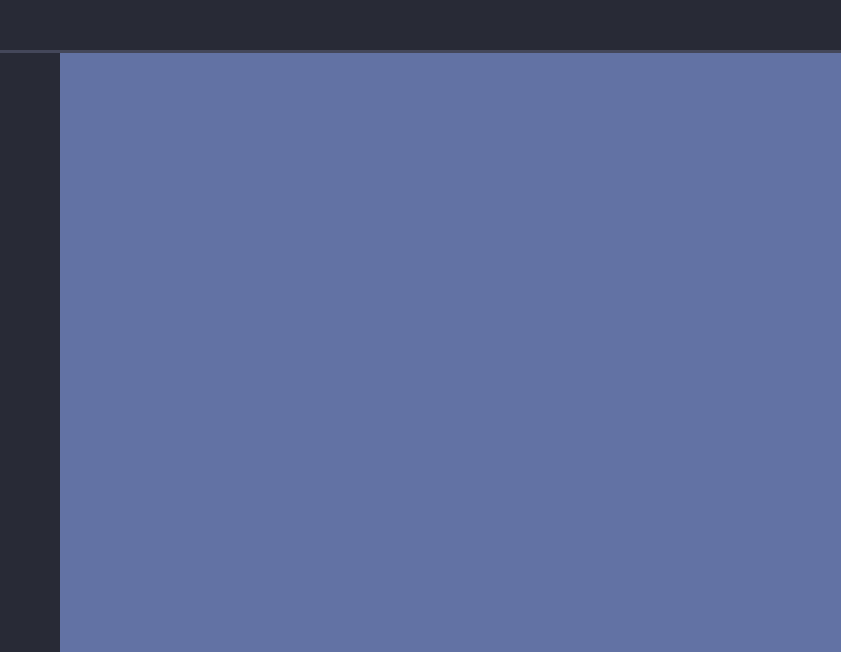
Qt form modern_gui_dracular_qt_widgets/mainwindow.ui (WenjunHuang/CPPPlayground) before a commit.
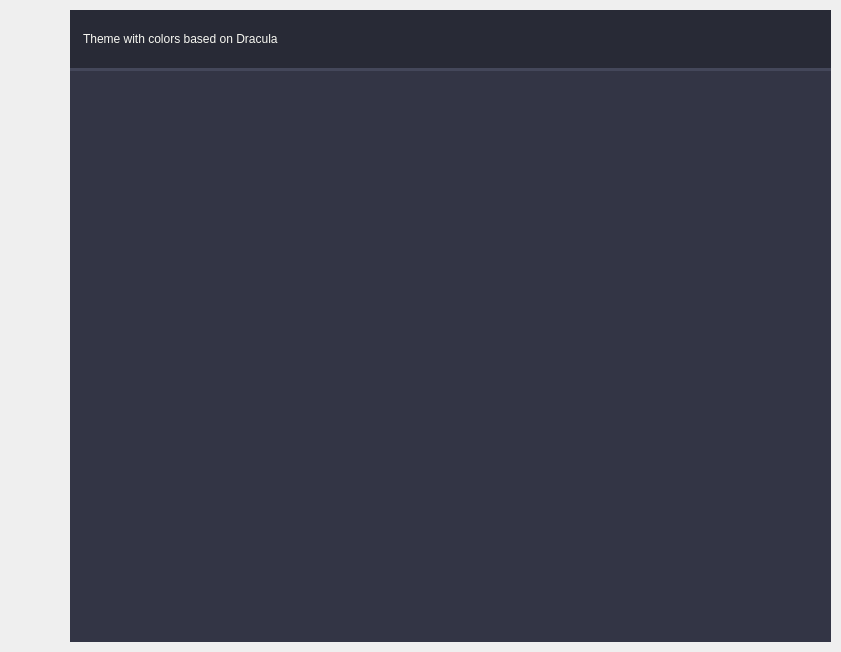
The same form after that commit. Icons and pictures are not drawn. Custom widgets are drawn as their Qt base class.

```diff
--- a/modern_gui_dracular_qt_widgets/mainwindow.ui
+++ b/modern_gui_dracular_qt_widgets/mainwindow.ui
@@ -14,63 +14,161 @@
    <string>MainWindow</string>
   </property>
   <property name="styleSheet">
-   <string notr="true">#leftMenuBg {
-  background-color: #282a36;
+   <string notr="true">QWidget {
+  color: #f8f8f2;
+  font: 10pt "Segoe UI";
 }
 
-#topLogo {
+#MainWindow {
+  /* Title Menu */
+}
+#MainWindow #contentTopBg {
   background-color: #282a36;
-  background-image: url(:/images/images/images/PyDracula.png);
+}
+#MainWindow #contentBottom {
+  border-top: 3px solid #44475a;
+  background-color: #333545;
+}
+#MainWindow #titleRightInfo {
+  padding-left: 10px;
+}
+#MainWindow #rightButtons {
+  padding-right: 10px;
+}
+#MainWindow #rightButtons #closeAppBtn {
+  min-width: 28px;
+  max-width: 28px;
+  min-height: 28px;
+  max-height: 28px;
+  background-color: transparent;
+  border-radius: 3px;
   background-position: center;
   background-repeat: no-repeat;
 }
-
-#contentTopBg {
-  background-color: #282a36;
+#MainWindow #rightButtons #closeAppBtn:hover {
+  background-color: #6272a4;
 }
-
-#leftMenuFrame {
-  border-top: 3px solid #44475a;
+#MainWindow #rightButtons #maximizeRestoreAppBtn {
+  min-width: 28px;
+  max-width: 28px;
+  min-height: 28px;
+  max-height: 28px;
+  background-color: transparent;
+  border-radius: 3px;
+  background-position: center;
+  background-repeat: no-repeat;
+  background-image: url(:/icons/images/icons/icon_maximize.png);
 }
-
-#contentBottom {
-  border-top: 3px solid #44475a;
+#MainWindow #rightButtons #maximizeRestoreAppBtn:hover {
+  background-color: #6272a4;
+}
+#MainWindow #rightButtons #minimizeAppBtn {
+  min-width: 28px;
+  max-width: 28px;
+  min-height: 28px;
+  max-height: 28px;
+  background-color: transparent;
+  border-radius: 3px;
+  background-position: center;
+  background-repeat: no-repeat;
+  background-image: url(:/icons/images/icons/icon_minimize.png);
+}
+#MainWindow #rightButtons #minimizeAppBtn:hover {
+  background-color: #6272a4;
+}
+#MainWindow #rightButtons #settingsTopBtn {
+  min-width: 28px;
+  max-width: 28px;
+  min-height: 28px;
+  max-height: 28px;
+  background-color: transparent;
+  border-radius: 3px;
+  background-position: center;
+  background-repeat: no-repeat;
+  background-image: url(:/icons/images/icons/icon_settings.png);
+}
+#MainWindow #rightButtons #settingsTopBtn:hover {
   background-color: #6272a4;
 }
 
 /*# sourceMappingURL=mainwindow.css.map */
 </string></property>
-  <widget class="QWidget" name="styleSheet">
-   <property name="styleSheet">
-    <string notr="true">#leftMenuBg {
-	background-color:#282a36
-}
-#topLogo {
-	background-color: #282a36;
-	background-image: url(:/images/images/images/PyDracula.png);
-	background-position: centered;
-	background-repeat: no-repeat;
-}</string>
-   </property>
-   <layout class="QVBoxLayout" name="verticalLayout">
-    <property name="spacing">
-     <number>0</number>
-    </property>
-    <property name="leftMargin">
-     <number>0</number>
-    </property>
-    <property name="topMargin">
-     <number>0</number>
-    </property>
-    <property name="rightMargin">
-     <number>0</number>
-    </property>
-    <property name="bottomMargin">
-     <number>0</number>
-    </property>
+  <widget class="QWidget" name="centralContent">
+      <layout class="QVBoxLayout" name="appMargins">
+       <property name="spacing">
+        <number>0</number>
+       </property>
+       <property name="leftMargin">
+        <number>10</number>
+       </property>
+       <property name="topMargin">
+        <number>10</number>
+       </property>
+       <property name="rightMargin">
+        <number>10</number>
+       </property>
+       <property name="bottomMargin">
+        <number>10</number>
+       </property>
+       <item>
+            <widget class="QFrame" name="bgApp">
+             <property name="styleSheet">
+              <string notr="true" />
+             </property>
+             <property name="frameShape">
+              <enum>QFrame::NoFrame</enum>
+             </property>
+             <property name="frameShadow">
+              <enum>QFrame::Raised</enum>
+             </property>
+             <layout class="QHBoxLayout" name="appLayout">
+              <property name="spacing">
+               <number>0</number>
+              </property>
+              <property name="leftMargin">
+               <number>0</number>
+              </property>
+              <property name="topMargin">
+               <number>0</number>
+              </property>
+              <property name="rightMargin">
+               <number>0</number>
+              </property>
+              <property name="bottomMargin">
+               <number>0</number>
+              </property>
     <item>
-     <widget class="QWidget" name="bgApp" native="true">
-      <layout class="QHBoxLayout" name="horizontalLayout">
+     <widget class="ExtraLeftMenu" name="leftMenuBg">
+      <property name="minimumSize">
+       <size>
+        <width>60</width>
+        <height>0</height>
+       </size>
+      </property>
+      <property name="maximumSize">
+       <size>
+        <width>60</width>
+        <height>16777215</height>
+       </size>
+      </property>
+      <property name="frameShape">
+       <enum>QFrame::NoFrame</enum>
+      </property>
+     </widget>
+    </item>
+    <item>
+     <widget class="QFrame" name="extraLeftBox">
+      <property name="maximumSize">
+       <size>
+        <width>0</width>
+        <height>16777215</height>
+       </size>
+      </property>
+     </widget>
+    </item>
+    <item>
+     <widget class="QFrame" name="contentBox">
+      <layout class="QVBoxLayout" name="verticalLayout_3">
        <property name="spacing">
         <number>0</number>
        </property>
@@ -87,92 +185,26 @@
         <number>0</number>
        </property>
        <item>
-        <widget class="QWidget" name="leftMenuBg" native="true">
+        <widget class="QFrame" name="contentTopBg">
+         <property name="sizePolicy">
+          <sizepolicy hsizetype="Preferred" vsizetype="Preferred">
+           <horstretch>0</horstretch>
+           <verstretch>0</verstretch>
+          </sizepolicy>
+         </property>
          <property name="minimumSize">
           <size>
-           <width>60</width>
-           <height>0</height>
-          </size>
-         </property>
-         <property name="maximumSize">
-          <size>
-           <width>60</width>
-           <height>16777215</height>
-          </size>
-         </property>
-         <layout class="QVBoxLayout" name="verticalLayout_2">
-          <property name="spacing">
-           <number>0</number>
-          </property>
-          <property name="leftMargin">
-           <number>0</number>
-          </property>
-          <property name="topMargin">
-           <number>0</number>
-          </property>
-          <property name="rightMargin">
-           <number>0</number>
-          </property>
-          <property name="bottomMargin">
-           <number>0</number>
-          </property>
-          <item>
-           <widget class="QWidget" name="leftMenuWidget" native="true">
-            <property name="minimumSize">
-             <size>
-              <width>0</width>
-              <height>50</height>
-             </size>
-            </property>
-            <property name="maximumSize">
-             <size>
-              <width>16777215</width>
-              <height>50</height>
-             </size>
-            </property>
-            <widget class="QWidget" name="topLogo" native="true">
-             <property name="geometry">
-              <rect>
-               <x>10</x>
-               <y>5</y>
-               <width>42</width>
-               <height>42</height>
-              </rect>
-             </property>
-             <property name="minimumSize">
-              <size>
-               <width>42</width>
-               <height>42</height>
-              </size>
-             </property>
-             <property name="maximumSize">
-              <size>
-               <width>42</width>
-               <height>42</height>
-              </size>
-             </property>
-            </widget>
-           </widget>
-          </item>
-          <item>
-           <widget class="QWidget" name="leftMenuFrame" native="true" />
-          </item>
-         </layout>
-        </widget>
-       </item>
-       <item>
-        <widget class="QWidget" name="extraLeftBox" native="true">
-         <property name="maximumSize">
-          <size>
            <width>0</width>
-           <height>16777215</height>
+           <height>58</height>
           </size>
          </property>
-        </widget>
-       </item>
-       <item>
-        <widget class="QWidget" name="contentBox" native="true">
-         <layout class="QVBoxLayout" name="verticalLayout_3">
+         <property name="maximumSize">
+          <size>
+           <width>16777215</width>
+           <height>58</height>
+          </size>
+         </property>
+         <layout class="QHBoxLayout" name="horizontalLayout_2">
           <property name="spacing">
            <number>0</number>
           </property>
@@ -189,35 +221,140 @@
            <number>0</number>
           </property>
           <item>
-           <widget class="QWidget" name="contentTopBg" native="true">
-            <property name="minimumSize">
-             <size>
-              <width>0</width>
-              <height>50</height>
-             </size>
+           <widget class="QFrame" name="leftBox">
+            <property name="sizePolicy">
+             <sizepolicy hsizetype="Expanding" vsizetype="Preferred">
+              <horstretch>0</horstretch>
+              <verstretch>0</verstretch>
+             </sizepolicy>
             </property>
-            <property name="maximumSize">
-             <size>
-              <width>16777215</width>
-              <height>50</height>
-             </size>
-            </property>
+            <layout class="QHBoxLayout" name="horizontalLayout_3">
+             <property name="spacing">
+              <number>0</number>
+             </property>
+             <property name="leftMargin">
+              <number>0</number>
+             </property>
+             <property name="topMargin">
+              <number>0</number>
+             </property>
+             <property name="rightMargin">
+              <number>0</number>
+             </property>
+             <property name="bottomMargin">
+              <number>0</number>
+             </property>
+             <item>
+              <widget class="TitleRightInfo" name="titleRightInfo">
+               <property name="text">
+                <string>Theme with colors based on Dracula</string>
+               </property>
+              </widget>
+             </item>
+            </layout>
            </widget>
           </item>
           <item>
-           <widget class="QWidget" name="contentBottom" native="true" />
+           <widget class="QFrame" name="rightButtons">
+            <layout class="QHBoxLayout" name="horizontalLayout_4">
+             <property name="spacing">
+              <number>5</number>
+             </property>
+             <property name="leftMargin">
+              <number>0</number>
+             </property>
+             <property name="topMargin">
+              <number>0</number>
+             </property>
+             <property name="rightMargin">
+              <number>0</number>
+             </property>
+             <property name="bottomMargin">
+              <number>0</number>
+             </property>
+             <item>
+              <widget class="QPushButton" name="settingsTopBtn">
+               <property name="minimumSize">
+                <size>
+                 <width>28</width>
+                 <height>28</height>
+                </size>
+               </property>
+               <property name="maximumSize">
+                <size>
+                 <width>28</width>
+                 <height>28</height>
+                </size>
+               </property>
+               <property name="text">
+                <string />
+               </property>
+              </widget>
+             </item>
+             <item>
+              <widget class="QPushButton" name="minimizeAppBtn">
+               <property name="minimumSize">
+                <size>
+                 <width>28</width>
+                 <height>28</height>
+                </size>
+               </property>
+               <property name="maximumSize">
+                <size>
+                 <width>28</width>
+                 <height>28</height>
+                </size>
+               </property>
+               <property name="text">
+                <string />
+               </property>
+              </widget>
+             </item>
+             <item>
+              <widget class="QPushButton" name="maximizeRestoreAppBtn">
+               <property name="text">
+                <string />
+               </property>
+              </widget>
+             </item>
+             <item>
+              <widget class="QPushButton" name="closeAppBtn">
+               <property name="text">
+                <string />
+               </property>
+              </widget>
+             </item>
+            </layout>
+           </widget>
           </item>
          </layout>
         </widget>
        </item>
+       <item>
+        <widget class="QFrame" name="contentBottom" />
+       </item>
       </layout>
      </widget>
     </item>
    </layout>
   </widget>
+       </item>
+      </layout>
+  </widget>
  </widget>
- <resources>
-  <include location="resources.qrc" />
- </resources>
+ <customwidgets>
+  <customwidget>
+   <class>ExtraLeftMenu</class>
+   <extends>QFrame</extends>
+   <header>extraleftmenu.h</header>
+   <container>1</container>
+  </customwidget>
+  <customwidget>
+   <class>TitleRightInfo</class>
+   <extends>QLabel</extends>
+   <header>title_right_info.h</header>
+  </customwidget>
+ </customwidgets>
+ <resources />
  <connections />
 </ui>
```
Left out of the diff: 1 changed line with no effect on the pictures.
